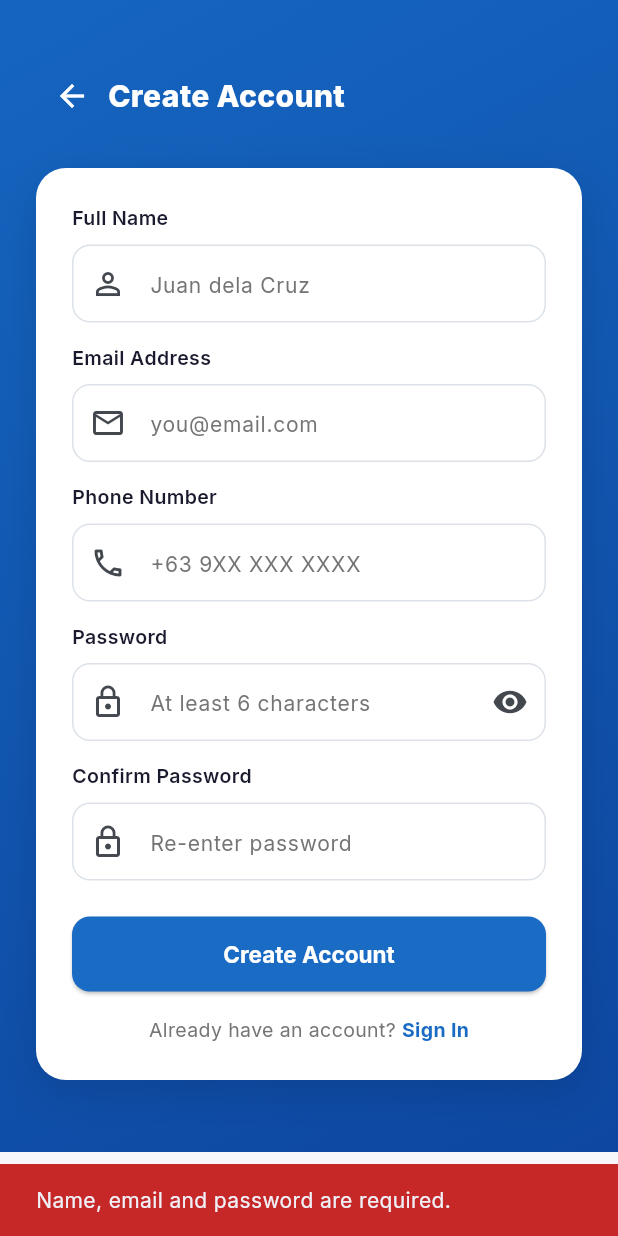
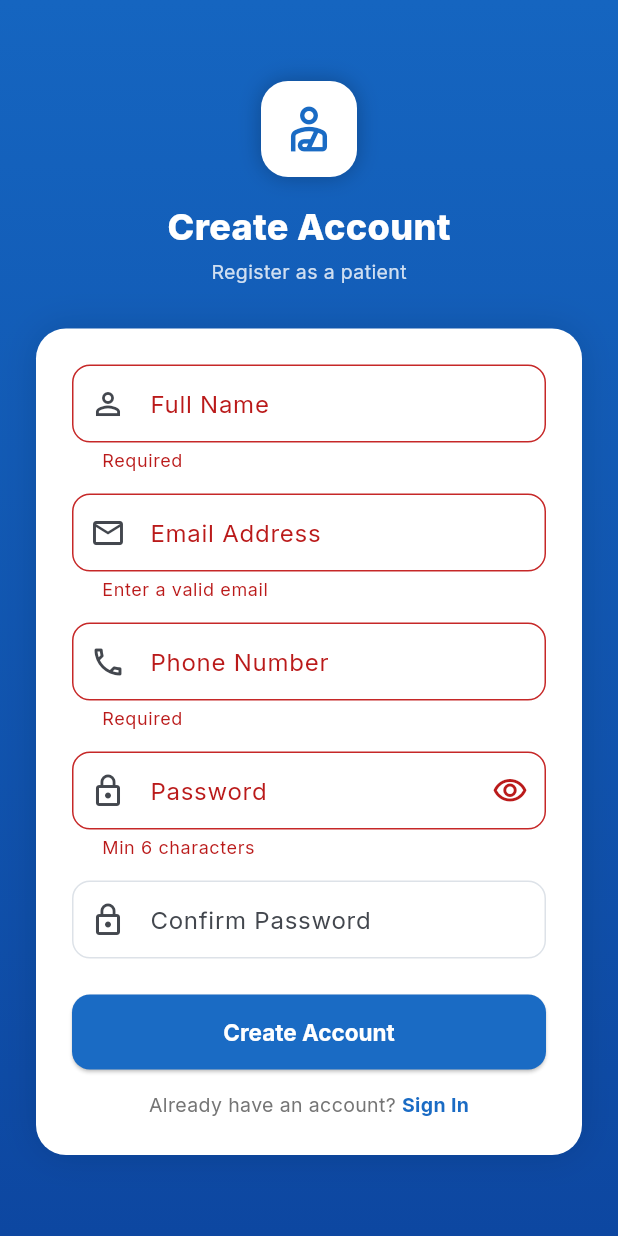
Before and after one commit to lauriiess/hqplus_pfg, a Flutter app: the RegisterScreen screen opened by its route, after a tap on "Create Account", on a phone screen of 412 x 824 dp. Run offline on Flutter 3.47's test engine with Material 3 defaults, Android fonts, the phone set to English and light mode, and no system bars; our stand-ins replace flutter_dotenv, flutter_secure_storage, google_fonts, shared_preferences; accounts and stored records are empty.

Commit message:
feat: register_screen — wire to AppState.register(), validation, clean UI

```diff
--- a/hq-mobapp/lib/screens/register_screen.dart
+++ b/hq-mobapp/lib/screens/register_screen.dart
@@ -11,50 +11,46 @@ class RegisterScreen extends StatefulWidget {
 }
 
 class _RegisterScreenState extends State<RegisterScreen> {
-  final _nameCtrl     = TextEditingController();
-  final _emailCtrl    = TextEditingController();
-  final _phoneCtrl    = TextEditingController();
-  final _passwordCtrl = TextEditingController();
-  final _confirmCtrl  = TextEditingController();
-  bool _showPassword  = false;
-  bool _loading       = false;
+  final _formKey    = GlobalKey<FormState>();
+  final _nameCtrl   = TextEditingController();
+  final _emailCtrl  = TextEditingController();
+  final _phoneCtrl  = TextEditingController();
+  final _passCtrl   = TextEditingController();
+  final _confirmCtrl= TextEditingController();
+  bool  _obscure    = true;
+  bool  _loading    = false;
 
   @override
   void dispose() {
-    _nameCtrl.dispose(); _emailCtrl.dispose(); _phoneCtrl.dispose();
-    _passwordCtrl.dispose(); _confirmCtrl.dispose();
+    _nameCtrl.dispose(); _emailCtrl.dispose();
+    _phoneCtrl.dispose(); _passCtrl.dispose(); _confirmCtrl.dispose();
     super.dispose();
   }
 
   Future<void> _register() async {
-    final name     = _nameCtrl.text.trim();
-    final email    = _emailCtrl.text.trim();
-    final phone    = _phoneCtrl.text.trim();
-    final password = _passwordCtrl.text;
-    final confirm  = _confirmCtrl.text;
-
-    if (name.isEmpty || email.isEmpty || password.isEmpty) {
-      _showError('Name, email and password are required.');
+    if (!_formKey.currentState!.validate()) return;
+    if (_passCtrl.text != _confirmCtrl.text) {
+      ScaffoldMessenger.of(context).showSnackBar(
+        const SnackBar(content: Text('Passwords do not match'), backgroundColor: AppColors.error));
       return;
     }
-    if (password.length < 6) { _showError('Password must be at least 6 characters.'); return; }
-    if (password != confirm) { _showError('Passwords do not match.'); return; }
-
     setState(() => _loading = true);
     try {
-      await context.read<AppState>().register(fullName: name, email: email, phone: phone, password: password);
+      await context.read<AppState>().register(
+        fullName: _nameCtrl.text.trim(),
+        email:    _emailCtrl.text.trim(),
+        phone:    _phoneCtrl.text.trim(),
+        password: _passCtrl.text.trim(),
+      );
       if (mounted) Navigator.pushReplacementNamed(context, AppRoutes.home);
     } catch (e) {
-      if (mounted) _showError(e.toString());
+      if (mounted) {
+        ScaffoldMessenger.of(context).showSnackBar(
+          SnackBar(content: Text(e.toString()), backgroundColor: AppColors.error));
+      }
     } finally {
       if (mounted) setState(() => _loading = false);
     }
-  }
-
-  void _showError(String msg) {
-    ScaffoldMessenger.of(context).showSnackBar(
-      SnackBar(content: Text(msg), backgroundColor: AppColors.error),
-    );
   }
 
   @override
@@ -62,56 +58,53 @@ class _RegisterScreenState extends State<RegisterScreen> {
     return Scaffold(
       body: Container(
         decoration: const BoxDecoration(
-          gradient: LinearGradient(begin: Alignment.topLeft, end: Alignment.bottomRight, colors: [AppColors.bgTop, AppColors.bgBottom]),
+          gradient: LinearGradient(
+            begin: Alignment.topCenter, end: Alignment.bottomCenter,
+            colors: [AppColors.bgTop, AppColors.bgBottom],
+          ),
         ),
         child: SafeArea(
+          child: Center(
             child: SingleChildScrollView(
               padding: const EdgeInsets.all(24),
               child: Column(
                 children: [
+                  Container(
+                    width: 64, height: 64,
+                    decoration: BoxDecoration(color: Colors.white, borderRadius: BorderRadius.circular(18),
+                      boxShadow: [BoxShadow(color: Colors.black26, blurRadius: 12)]),
+                    child: const Icon(Icons.personal_injury_outlined, color: AppColors.primary, size: 36),
+                  ),
                   const SizedBox(height: 16),
-                Row(
-                  children: [
-                    IconButton(
-                      icon: const Icon(Icons.arrow_back, color: Colors.white),
-                      onPressed: () => Navigator.pop(context),
-                    ),
-                    const Expanded(
-                      child: Text('Create Account',
-                        style: TextStyle(color: Colors.white, fontSize: 20, fontWeight: FontWeight.w800)),
-                    ),
-                  ],
-                ),
-                const SizedBox(height: 24),
+                  const Text('Create Account', style: TextStyle(fontSize: 24, fontWeight: FontWeight.w800, color: Colors.white)),
+                  const SizedBox(height: 4),
+                  Text('Register as a patient', style: TextStyle(fontSize: 13, color: Colors.white.withOpacity(0.8))),
+                  const SizedBox(height: 28),
+
                   Container(
                     padding: const EdgeInsets.all(24),
                     decoration: BoxDecoration(color: Colors.white, borderRadius: BorderRadius.circular(20),
-                    boxShadow: [BoxShadow(color: Colors.black.withOpacity(0.12), blurRadius: 24, offset: const Offset(0, 8))]),
+                      boxShadow: [BoxShadow(color: Colors.black12, blurRadius: 20)]),
+                    child: Form(
+                      key: _formKey,
                       child: Column(
                         crossAxisAlignment: CrossAxisAlignment.stretch,
                         children: [
-                      _field('Full Name', _nameCtrl, Icons.person_outline, TextInputType.name, hint: 'Juan dela Cruz'),
+                          _field(_nameCtrl,  'Full Name',      Icons.person_outline,    type: TextInputType.name),
                           const SizedBox(height: 14),
-                      _field('Email Address', _emailCtrl, Icons.email_outlined, TextInputType.emailAddress, hint: 'you@email.com'),
+                          _field(_emailCtrl, 'Email Address',  Icons.email_outlined,    type: TextInputType.emailAddress,
+                            validator: (v) => (v == null || !v.contains('@')) ? 'Enter a valid email' : null),
                           const SizedBox(height: 14),
-                      _field('Phone Number', _phoneCtrl, Icons.phone_outlined, TextInputType.phone, hint: '+63 9XX XXX XXXX'),
+                          _field(_phoneCtrl, 'Phone Number',   Icons.phone_outlined,    type: TextInputType.phone),
                           const SizedBox(height: 14),
-                      const Text('Password', style: TextStyle(fontWeight: FontWeight.w600, fontSize: 13, color: AppColors.textDark)),
-                      const SizedBox(height: 8),
-                      TextField(
-                        controller: _passwordCtrl,
-                        obscureText: !_showPassword,
-                        decoration: InputDecoration(
-                          prefixIcon: const Icon(Icons.lock_outline),
-                          hintText: 'At least 6 characters',
-                          suffixIcon: IconButton(
-                            icon: Icon(_showPassword ? Icons.visibility_off : Icons.visibility),
-                            onPressed: () => setState(() => _showPassword = !_showPassword),
-                          ),
-                        ),
-                      ),
+                          _field(_passCtrl,  'Password',       Icons.lock_outline,      obscure: _obscure,
+                            suffix: IconButton(icon: Icon(_obscure ? Icons.visibility_outlined : Icons.visibility_off_outlined),
+                              onPressed: () => setState(() => _obscure = !_obscure)),
+                            validator: (v) => (v == null || v.length < 6) ? 'Min 6 characters' : null),
                           const SizedBox(height: 14),
-                      _field('Confirm Password', _confirmCtrl, Icons.lock_outline, TextInputType.visiblePassword, obscure: true, hint: 'Re-enter password'),
+                          _field(_confirmCtrl,'Confirm Password', Icons.lock_outline,
+                            obscure: true,
+                            validator: (v) => v != _passCtrl.text ? 'Passwords do not match' : null),
                           const SizedBox(height: 24),
                           ElevatedButton(
                             onPressed: _loading ? null : _register,
@@ -119,19 +112,20 @@ class _RegisterScreenState extends State<RegisterScreen> {
                               ? const SizedBox(width: 20, height: 20, child: CircularProgressIndicator(color: Colors.white, strokeWidth: 2))
                               : const Text('Create Account'),
                           ),
-                      const SizedBox(height: 16),
+                          const SizedBox(height: 14),
                           Row(mainAxisAlignment: MainAxisAlignment.center, children: [
-                        const Text('Already have an account? ', style: TextStyle(color: AppColors.textMuted, fontSize: 13)),
+                            Text('Already have an account? ', style: TextStyle(fontSize: 13, color: AppColors.textMuted)),
                             GestureDetector(
                               onTap: () => Navigator.pop(context),
-                          child: const Text('Sign In', style: TextStyle(color: AppColors.primary, fontWeight: FontWeight.w700, fontSize: 13)),
+                              child: const Text('Sign In', style: TextStyle(fontSize: 13, fontWeight: FontWeight.w700, color: AppColors.primary)),
                             ),
                           ]),
                         ],
                       ),
                     ),
-                const SizedBox(height: 24),
+                  ),
                 ],
+              ),
             ),
           ),
         ),
@@ -139,20 +133,15 @@ class _RegisterScreenState extends State<RegisterScreen> {
     );
   }
 
-  Widget _field(String label, TextEditingController ctrl, IconData icon, TextInputType type,
-      {String hint = '', bool obscure = false}) {
-    return Column(
-      crossAxisAlignment: CrossAxisAlignment.start,
-      children: [
-        Text(label, style: const TextStyle(fontWeight: FontWeight.w600, fontSize: 13, color: AppColors.textDark)),
-        const SizedBox(height: 8),
-        TextField(
+  Widget _field(TextEditingController ctrl, String label, IconData icon, {
+    TextInputType type = TextInputType.text,
+    bool obscure = false, Widget? suffix,
+    String? Function(String?)? validator,
+  }) => TextFormField(
     controller: ctrl,
     keyboardType: type,
     obscureText: obscure,
-          decoration: InputDecoration(prefixIcon: Icon(icon), hintText: hint),
-        ),
-      ],
+    decoration: InputDecoration(labelText: label, prefixIcon: Icon(icon), suffixIcon: suffix),
+    validator: validator ?? (v) => (v == null || v.isEmpty) ? 'Required' : null,
   );
 }
-}
```
Lines whose indentation alone changed are shown as unchanged.
